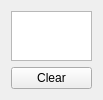
Qt form src/Utilities/LogWidget.ui (SilvioGiancola/Kinect2TCPIP) before a commit.
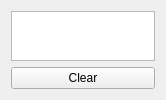
The same form after that commit.

The edit to the form file:
```diff
--- a/src/Utilities/LogWidget.ui
+++ b/src/Utilities/LogWidget.ui
@@ -6,7 +6,7 @@
    <rect>
     <x>0</x>
     <y>0</y>
-    <width>103</width>
+    <width>166</width>
     <height>100</height>
    </rect>
   </property>
```
